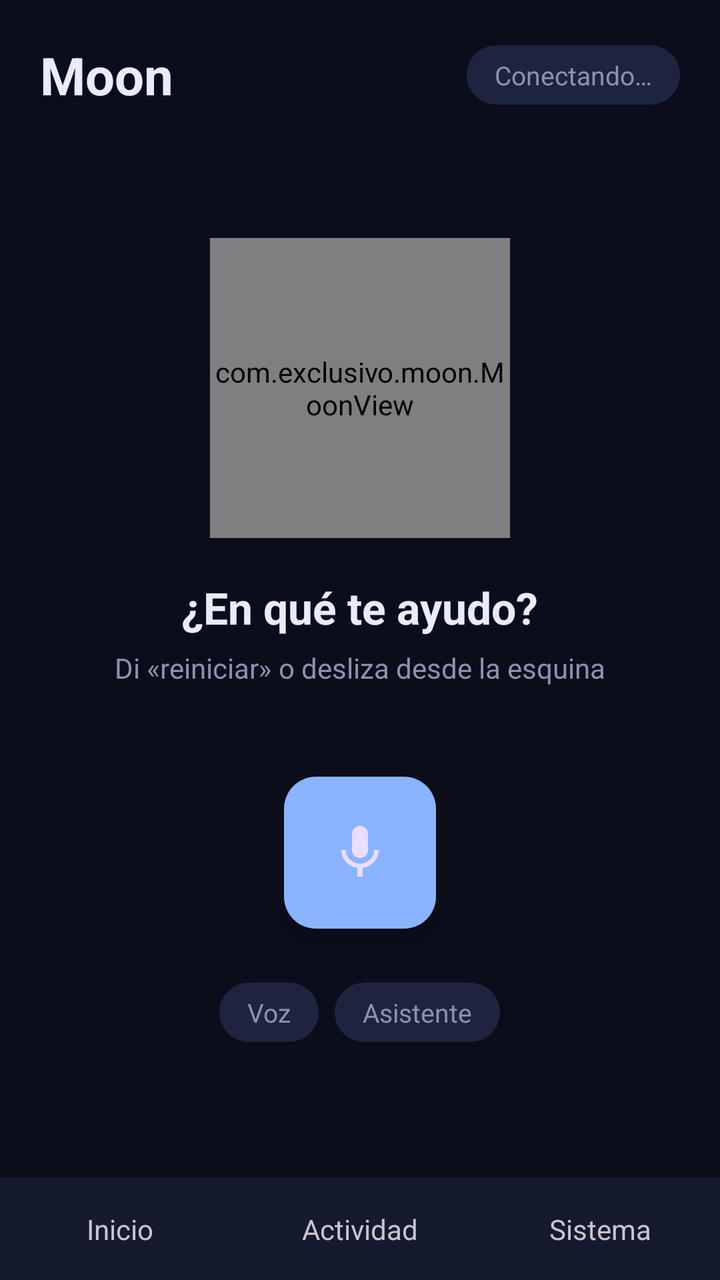
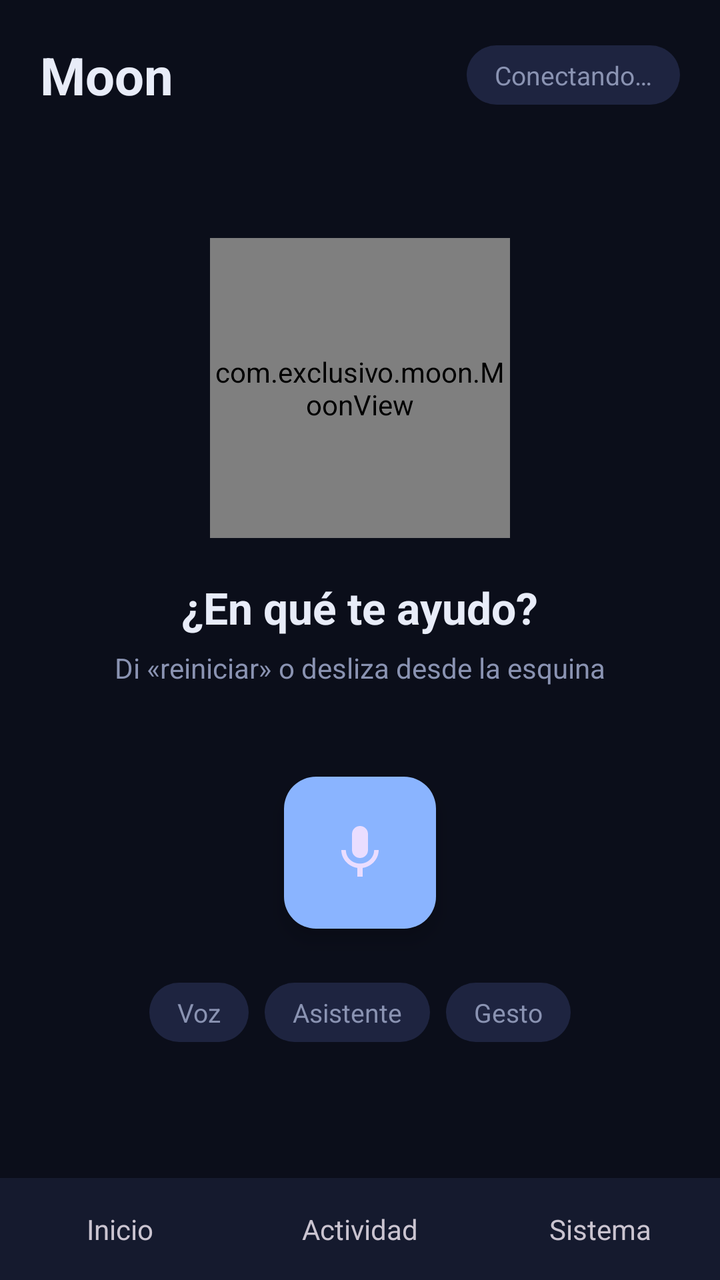

Before-and-after screenshots of an Android layout around one commit, followed by the original layout XML and the change that was made.
<!-- AndroidManifest.xml: application theme Theme.Moon -->
<!-- res/layout/activity_main.xml -->
<?xml version="1.0" encoding="utf-8"?>
<LinearLayout xmlns:android="http://schemas.android.com/apk/res/android"
    xmlns:app="http://schemas.android.com/apk/res-auto"
    android:layout_width="match_parent" android:layout_height="match_parent"
    android:background="@color/moon_bg" android:fitsSystemWindows="true" android:orientation="vertical">

    <LinearLayout android:layout_width="match_parent" android:layout_height="wrap_content" android:gravity="center_vertical" android:padding="20dp">
        <TextView android:layout_width="0dp" android:layout_height="wrap_content" android:layout_weight="1" android:text="Moon" android:textColor="@color/moon_text" android:textSize="26sp" android:textStyle="bold" />
        <TextView android:id="@+id/tvEstado" android:layout_width="wrap_content" android:layout_height="wrap_content" android:background="@drawable/chip_bg" android:paddingHorizontal="14dp" android:paddingVertical="6dp" android:text="Conectando…" android:textColor="@color/moon_muted" android:textSize="13sp" />
    </LinearLayout>

    <FrameLayout android:layout_width="match_parent" android:layout_height="0dp" android:layout_weight="1">
        <LinearLayout android:id="@+id/vInicio" android:layout_width="match_parent" android:layout_height="match_parent" android:gravity="center_horizontal" android:orientation="vertical" android:padding="20dp">
            <com.exclusivo.moon.MoonView android:layout_width="150dp" android:layout_height="150dp" android:layout_marginTop="24dp" />
            <TextView android:layout_width="wrap_content" android:layout_height="wrap_content" android:layout_marginTop="20dp" android:text="¿En qué te ayudo?" android:textColor="@color/moon_text" android:textSize="22sp" android:textStyle="bold" />
            <TextView android:layout_width="wrap_content" android:layout_height="wrap_content" android:layout_marginTop="6dp" android:text="Di «reiniciar» o desliza desde la esquina" android:textColor="@color/moon_muted" android:textSize="14sp" />
            <FrameLayout android:layout_width="match_parent" android:layout_height="130dp" android:layout_marginTop="18dp">
                <View android:id="@+id/pulso" android:layout_width="84dp" android:layout_height="84dp" android:layout_gravity="center" android:alpha="0" android:background="@drawable/pulse_bg" />
                <com.google.android.material.floatingactionbutton.FloatingActionButton android:id="@+id/fab" android:layout_width="wrap_content" android:layout_height="wrap_content" android:layout_gravity="center" android:src="@drawable/ic_mic" app:backgroundTint="@color/moon_accent" app:fabCustomSize="76dp" app:maxImageSize="32dp" />
            </FrameLayout>
            <LinearLayout android:layout_width="wrap_content" android:layout_height="wrap_content" android:orientation="horizontal">
                <TextView android:id="@+id/chipVoz" android:layout_width="wrap_content" android:layout_height="wrap_content" android:background="@drawable/chip_bg" android:paddingHorizontal="14dp" android:paddingVertical="6dp" android:text="Voz" android:textColor="@color/moon_muted" android:textSize="13sp" />
                <TextView android:id="@+id/chipAsis" android:layout_width="wrap_content" android:layout_height="wrap_content" android:layout_marginStart="8dp" android:background="@drawable/chip_bg" android:paddingHorizontal="14dp" android:paddingVertical="6dp" android:text="Asistente" android:textColor="@color/moon_muted" android:textSize="13sp" />
            </LinearLayout>
        </LinearLayout>

        <LinearLayout android:id="@+id/vActividad" android:layout_width="match_parent" android:layout_height="match_parent" android:orientation="vertical" android:padding="20dp" android:visibility="gone">
            <LinearLayout android:layout_width="match_parent" android:layout_height="wrap_content">
                <TextView android:layout_width="0dp" android:layout_height="wrap_content" android:layout_weight="1" android:text="Transcripciones de esta sesión" android:textColor="@color/moon_muted" android:textSize="13sp" />
                <TextView android:id="@+id/btnLimpiar" android:layout_width="wrap_content" android:layout_height="wrap_content" android:padding="4dp" android:text="Limpiar" android:textColor="@color/moon_accent" android:textSize="13sp" />
            </LinearLayout>
            <ScrollView android:id="@+id/scroll" android:layout_width="match_parent" android:layout_height="0dp" android:layout_marginTop="12dp" android:layout_weight="1">
                <TextView android:id="@+id/tvHist" android:layout_width="match_parent" android:layout_height="wrap_content" android:lineSpacingExtra="4dp" android:textColor="@color/moon_text" android:textSize="17sp" />
            </ScrollView>
        </LinearLayout>

        <ScrollView android:id="@+id/vSistema" android:layout_width="match_parent" android:layout_height="match_parent" android:visibility="gone">
            <LinearLayout android:layout_width="match_parent" android:layout_height="wrap_content" android:orientation="vertical" android:padding="20dp">
                <LinearLayout android:layout_width="match_parent" android:layout_height="wrap_content" android:background="@drawable/card_bg" android:orientation="vertical" android:padding="16dp">
                    <LinearLayout android:layout_width="match_parent" android:layout_height="wrap_content" android:gravity="center_vertical">
                        <TextView android:layout_width="0dp" android:layout_height="wrap_content" android:layout_weight="1" android:text="Asistente predeterminado" android:textColor="@color/moon_text" android:textSize="15sp" />
                        <TextView android:id="@+id/stAsis" android:layout_width="wrap_content" android:layout_height="wrap_content" android:background="@drawable/chip_bg" android:paddingHorizontal="12dp" android:paddingVertical="5dp" android:textColor="@color/moon_muted" android:textSize="12sp" />
                    </LinearLayout>
                    <TextView android:id="@+id/btnAsis" android:layout_width="wrap_content" android:layout_height="wrap_content" android:paddingVertical="10dp" android:text="Abrir ajustes del asistente" android:textColor="@color/moon_accent" android:textSize="14sp" />
                    <LinearLayout android:layout_width="match_parent" android:layout_height="wrap_content" android:layout_marginTop="6dp" android:gravity="center_vertical">
                        <TextView android:layout_width="0dp" android:layout_height="wrap_content" android:layout_weight="1" android:text="Servidor de voz" android:textColor="@color/moon_text" android:textSize="15sp" />
                        <TextView android:id="@+id/stVoz" android:layout_width="wrap_content" android:layout_height="wrap_content" android:background="@drawable/chip_bg" android:paddingHorizontal="12dp" android:paddingVertical="5dp" android:textColor="@color/moon_muted" android:textSize="12sp" />
                    </LinearLayout>
                    <EditText android:id="@+id/etToken" android:layout_width="match_parent" android:layout_height="wrap_content" android:layout_marginTop="12dp" android:hint="Token que imprime voz_servidor.py" android:inputType="textNoSuggestions" android:singleLine="true" android:textColor="@color/moon_text" android:textColorHint="@color/moon_muted" android:textSize="14sp" />
                    <TextView android:id="@+id/btnToken" android:layout_width="wrap_content" android:layout_height="wrap_content" android:paddingVertical="10dp" android:text="Guardar token" android:textColor="@color/moon_accent" android:textSize="14sp" />
                </LinearLayout>
                <LinearLayout android:layout_width="match_parent" android:layout_height="wrap_content" android:layout_marginTop="14dp" android:background="@drawable/card_bg" android:orientation="vertical" android:padding="16dp">
                    <TextView android:id="@+id/tvVersion" android:layout_width="wrap_content" android:layout_height="wrap_content" android:textColor="@color/moon_text" android:textSize="15sp" android:textStyle="bold" />
                    <TextView android:id="@+id/btnUpd" android:layout_width="wrap_content" android:layout_height="wrap_content" android:paddingTop="8dp" android:text="Buscar actualización" android:textColor="@color/moon_accent" android:textSize="14sp" />
                </LinearLayout>
            </LinearLayout>
        </ScrollView>
    </FrameLayout>

    <LinearLayout android:layout_width="match_parent" android:layout_height="wrap_content" android:background="@color/moon_card">
        <TextView android:id="@+id/tab0" android:layout_width="0dp" android:layout_height="wrap_content" android:layout_weight="1" android:gravity="center" android:paddingVertical="16dp" android:text="Inicio" android:textSize="14sp" />
        <TextView android:id="@+id/tab1" android:layout_width="0dp" android:layout_height="wrap_content" android:layout_weight="1" android:gravity="center" android:paddingVertical="16dp" android:text="Actividad" android:textSize="14sp" />
        <TextView android:id="@+id/tab2" android:layout_width="0dp" android:layout_height="wrap_content" android:layout_weight="1" android:gravity="center" android:paddingVertical="16dp" android:text="Sistema" android:textSize="14sp" />
    </LinearLayout>
</LinearLayout>
<!-- resources referenced by this layout -->
<resources>
  <color name="moon_accent">#8AB4FF</color>
  <color name="moon_bg">#0B0E1A</color>
  <color name="moon_card">#151A2E</color>
  <color name="moon_muted">#8A93B2</color>
  <color name="moon_text">#E8ECF8</color>
  <!-- drawable card_bg (drawable) -->
  <?xml version="1.0" encoding="utf-8"?>
  <shape xmlns:android="http://schemas.android.com/apk/res/android">
      <solid android:color="#151A2E" /><corners android:radius="18dp" />
  </shape>
  <!-- drawable chip_bg (drawable) -->
  <?xml version="1.0" encoding="utf-8"?>
  <shape xmlns:android="http://schemas.android.com/apk/res/android" android:shape="rectangle">
      <solid android:color="@color/moon_chip" />
      <corners android:radius="20dp" />
  </shape>
  <!-- drawable ic_mic (drawable) -->
  <vector xmlns:android="http://schemas.android.com/apk/res/android"
      android:width="24dp" android:height="24dp" android:viewportWidth="24" android:viewportHeight="24">
      <path android:fillColor="#0B0E1A"
          android:pathData="M12,14c1.66,0 3,-1.34 3,-3V5c0,-1.66 -1.34,-3 -3,-3S9,3.34 9,5v6c0,1.66 1.34,3 3,3z M17.3,11c0,3 -2.54,5.1 -5.3,5.1S6.7,14 6.7,11H5c0,3.41 2.72,6.23 6,6.72V21h2v-3.28c3.28,-0.48 6,-3.3 6,-6.72h-1.7z" />
  </vector>
  <!-- drawable pulse_bg (drawable) -->
  <?xml version="1.0" encoding="utf-8"?>
  <shape xmlns:android="http://schemas.android.com/apk/res/android" android:shape="oval">
      <solid android:color="@color/moon_accent" />
  </shape>
  <style name="Theme.Moon" parent="Theme.Material3.Dark.NoActionBar">
          <item name="colorPrimary">@color/moon_accent</item>
          <item name="android:windowBackground">@color/moon_bg</item>
          <item name="android:statusBarColor">@color/moon_bg</item>
          <item name="android:navigationBarColor">@color/moon_bg</item>
      </style>
  <color name="moon_chip">#1E2440</color>
</resources>

<!-- the commit's change to res/layout/activity_main.xml (unified diff, before → after) -->
@@ -21,39 +21,18 @@
             <LinearLayout android:layout_width="wrap_content" android:layout_height="wrap_content" android:orientation="horizontal">
                 <TextView android:id="@+id/chipVoz" android:layout_width="wrap_content" android:layout_height="wrap_content" android:background="@drawable/chip_bg" android:paddingHorizontal="14dp" android:paddingVertical="6dp" android:text="Voz" android:textColor="@color/moon_muted" android:textSize="13sp" />
                 <TextView android:id="@+id/chipAsis" android:layout_width="wrap_content" android:layout_height="wrap_content" android:layout_marginStart="8dp" android:background="@drawable/chip_bg" android:paddingHorizontal="14dp" android:paddingVertical="6dp" android:text="Asistente" android:textColor="@color/moon_muted" android:textSize="13sp" />
+                <TextView android:id="@+id/chipGesto" android:layout_width="wrap_content" android:layout_height="wrap_content" android:layout_marginStart="8dp" android:background="@drawable/chip_bg" android:paddingHorizontal="14dp" android:paddingVertical="6dp" android:text="Gesto" android:textColor="@color/moon_muted" android:textSize="13sp" />
             </LinearLayout>
         </LinearLayout>
 
-        <LinearLayout android:id="@+id/vActividad" android:layout_width="match_parent" android:layout_height="match_parent" android:orientation="vertical" android:padding="20dp" android:visibility="gone">
-            <LinearLayout android:layout_width="match_parent" android:layout_height="wrap_content">
-                <TextView android:layout_width="0dp" android:layout_height="wrap_content" android:layout_weight="1" android:text="Transcripciones de esta sesión" android:textColor="@color/moon_muted" android:textSize="13sp" />
-                <TextView android:id="@+id/btnLimpiar" android:layout_width="wrap_content" android:layout_height="wrap_content" android:padding="4dp" android:text="Limpiar" android:textColor="@color/moon_accent" android:textSize="13sp" />
+        <ScrollView android:layout_width="match_parent" android:layout_height="match_parent">
+            <LinearLayout android:id="@+id/vActividad" android:layout_width="match_parent" android:layout_height="wrap_content" android:orientation="vertical" android:padding="20dp" android:visibility="gone">
+                <TextView android:id="@+id/btnLimpiar" android:layout_width="wrap_content" android:layout_height="wrap_content" android:layout_gravity="end" android:padding="4dp" android:text="Limpiar" android:textColor="@color/moon_accent" android:textSize="13sp" />
+                <LinearLayout android:id="@+id/contAct" android:layout_width="match_parent" android:layout_height="wrap_content" android:layout_marginTop="8dp" android:orientation="vertical" />
             </LinearLayout>
-            <ScrollView android:id="@+id/scroll" android:layout_width="match_parent" android:layout_height="0dp" android:layout_marginTop="12dp" android:layout_weight="1">
-                <TextView android:id="@+id/tvHist" android:layout_width="match_parent" android:layout_height="wrap_content" android:lineSpacingExtra="4dp" android:textColor="@color/moon_text" android:textSize="17sp" />
-            </ScrollView>
-        </LinearLayout>
-
+        </ScrollView>
         <ScrollView android:id="@+id/vSistema" android:layout_width="match_parent" android:layout_height="match_parent" android:visibility="gone">
-            <LinearLayout android:layout_width="match_parent" android:layout_height="wrap_content" android:orientation="vertical" android:padding="20dp">
-                <LinearLayout android:layout_width="match_parent" android:layout_height="wrap_content" android:background="@drawable/card_bg" android:orientation="vertical" android:padding="16dp">
-                    <LinearLayout android:layout_width="match_parent" android:layout_height="wrap_content" android:gravity="center_vertical">
-                        <TextView android:layout_width="0dp" android:layout_height="wrap_content" android:layout_weight="1" android:text="Asistente predeterminado" android:textColor="@color/moon_text" android:textSize="15sp" />
-                        <TextView android:id="@+id/stAsis" android:layout_width="wrap_content" android:layout_height="wrap_content" android:background="@drawable/chip_bg" android:paddingHorizontal="12dp" android:paddingVertical="5dp" android:textColor="@color/moon_muted" android:textSize="12sp" />
-                    </LinearLayout>
-                    <TextView android:id="@+id/btnAsis" android:layout_width="wrap_content" android:layout_height="wrap_content" android:paddingVertical="10dp" android:text="Abrir ajustes del asistente" android:textColor="@color/moon_accent" android:textSize="14sp" />
-                    <LinearLayout android:layout_width="match_parent" android:layout_height="wrap_content" android:layout_marginTop="6dp" android:gravity="center_vertical">
-                        <TextView android:layout_width="0dp" android:layout_height="wrap_content" android:layout_weight="1" android:text="Servidor de voz" android:textColor="@color/moon_text" android:textSize="15sp" />
-                        <TextView android:id="@+id/stVoz" android:layout_width="wrap_content" android:layout_height="wrap_content" android:background="@drawable/chip_bg" android:paddingHorizontal="12dp" android:paddingVertical="5dp" android:textColor="@color/moon_muted" android:textSize="12sp" />
-                    </LinearLayout>
-                    <EditText android:id="@+id/etToken" android:layout_width="match_parent" android:layout_height="wrap_content" android:layout_marginTop="12dp" android:hint="Token que imprime voz_servidor.py" android:inputType="textNoSuggestions" android:singleLine="true" android:textColor="@color/moon_text" android:textColorHint="@color/moon_muted" android:textSize="14sp" />
-                    <TextView android:id="@+id/btnToken" android:layout_width="wrap_content" android:layout_height="wrap_content" android:paddingVertical="10dp" android:text="Guardar token" android:textColor="@color/moon_accent" android:textSize="14sp" />
-                </LinearLayout>
-                <LinearLayout android:layout_width="match_parent" android:layout_height="wrap_content" android:layout_marginTop="14dp" android:background="@drawable/card_bg" android:orientation="vertical" android:padding="16dp">
-                    <TextView android:id="@+id/tvVersion" android:layout_width="wrap_content" android:layout_height="wrap_content" android:textColor="@color/moon_text" android:textSize="15sp" android:textStyle="bold" />
-                    <TextView android:id="@+id/btnUpd" android:layout_width="wrap_content" android:layout_height="wrap_content" android:paddingTop="8dp" android:text="Buscar actualización" android:textColor="@color/moon_accent" android:textSize="14sp" />
-                </LinearLayout>
-            </LinearLayout>
+            <LinearLayout android:id="@+id/contSis" android:layout_width="match_parent" android:layout_height="wrap_content" android:orientation="vertical" android:padding="20dp" />
         </ScrollView>
     </FrameLayout>
 
<!-- resource entries referenced after the edit -->
@@ -5,11 +5,6 @@
   <color name="moon_card">#151A2E</color>
   <color name="moon_muted">#8A93B2</color>
   <color name="moon_text">#E8ECF8</color>
-  <!-- drawable card_bg (drawable) -->
-  <?xml version="1.0" encoding="utf-8"?>
-  <shape xmlns:android="http://schemas.android.com/apk/res/android">
-      <solid android:color="#151A2E" /><corners android:radius="18dp" />
-  </shape>
   <!-- drawable chip_bg (drawable) -->
   <?xml version="1.0" encoding="utf-8"?>
   <shape xmlns:android="http://schemas.android.com/apk/res/android" android:shape="rectangle">
